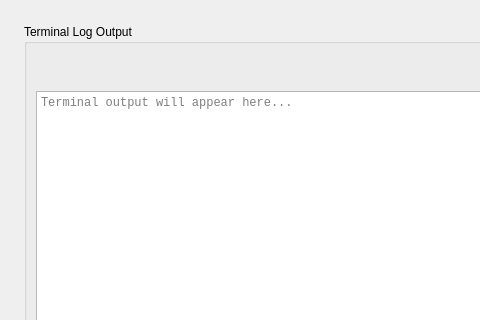
Above: resources/ui/tabs/logs.ui from cpt-cabbage/luma_tools before the change; both pictures show x 0 to 480 and y 0 to 320 of the 1400 by 850 pixel window. Below: the same form after it.
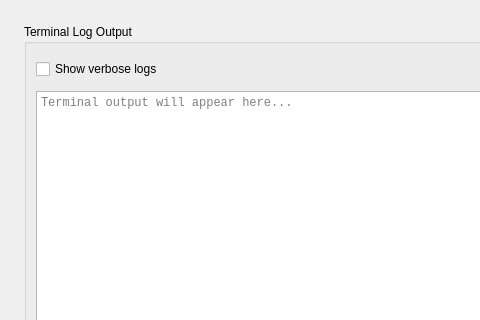
That is the form after the change.

Commit message: Add "Show verbose logs" checkbox to logs tab with filtering for debug messages - More user feedback improvemnts/fixes

Patch:
```diff
--- a/resources/ui/tabs/logs.ui
+++ b/resources/ui/tabs/logs.ui
@@ -34,6 +34,16 @@
      <layout class="QVBoxLayout" name="logOutputLayout">
       <item>
        <layout class="QHBoxLayout" name="logToolbarLayout">
+        <item>
+         <widget class="QCheckBox" name="VerboseLogsCheckbox">
+          <property name="text">
+           <string>Show verbose logs</string>
+          </property>
+          <property name="toolTip">
+           <string>Show detailed debug messages (Detection, Poll Debug, Batch, etc.)</string>
+          </property>
+         </widget>
+        </item>
         <item>
          <spacer name="logHorizontalSpacer">
           <property name="orientation">
```
The commit also changes 9 other files.
